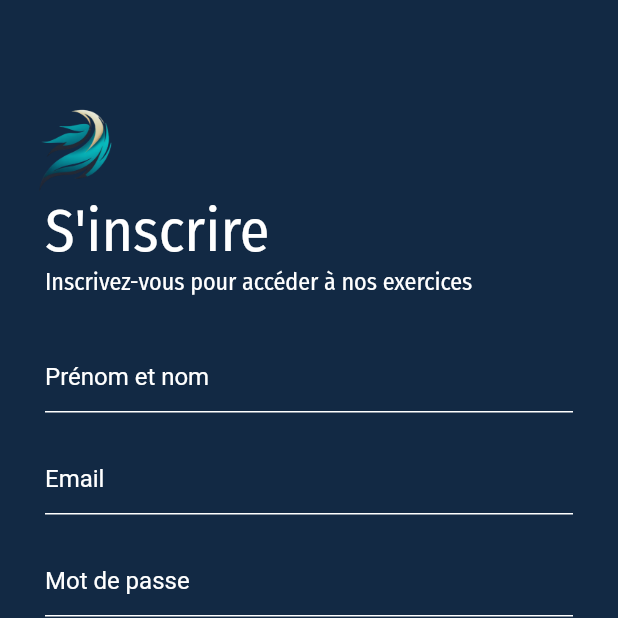
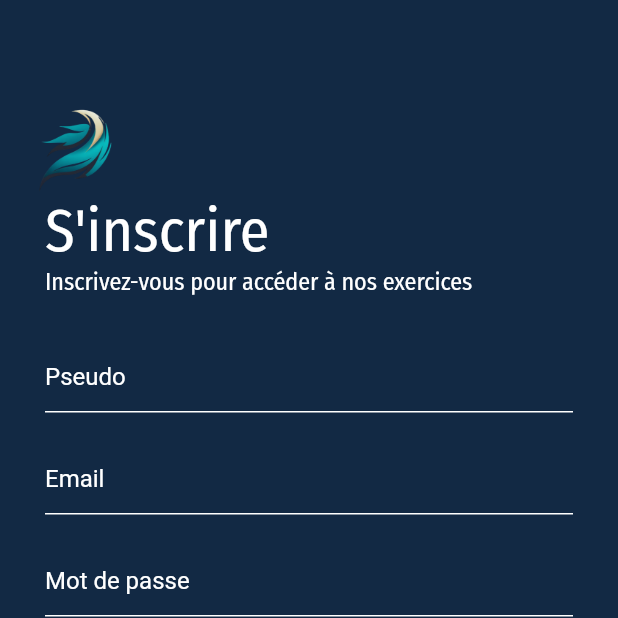
Before and after one commit to maxencelgy/sante-conectee, a Flutter app: the InscriptionPage screen opened by its route, on a phone screen of 412 x 824 dp, the top half of it. Run offline on Flutter 3.47's test engine with Material 2 defaults, Android fonts, the phone set to English and light mode, and no system bars; our stand-ins replace assets_audio_player, auto_size_text, floating_bottom_navigation_bar, flutter_blue, font_awesome_flutter, from_css_color and 6 more; missing offline and left inert: json_path; accounts and stored records are empty; network calls fail; project files that could hold a hidden picture were left out.

Commit message:
Username to Pseudo

```diff
--- a/lib/pages/connexion_page.dart
+++ b/lib/pages/connexion_page.dart
@@ -107,7 +107,7 @@ class _ConnexionPageState extends State<ConnexionPage> {
                         controller: _usernameController,
                         style: TextStyle(color: Colors.white),
                         decoration: InputDecoration(
-                            hintText: "Email",
+                            hintText: "Pseudo",
                             hintStyle: TextStyle(color: Colors.white),
                             enabledBorder: UnderlineInputBorder(
                                 borderSide: BorderSide(color: Colors.white))),
--- a/lib/pages/inscription_page.dart
+++ b/lib/pages/inscription_page.dart
@@ -114,7 +114,7 @@ class _InscriptionPageState extends State<InscriptionPage> {
                             color: Colors.white
                         ),
                         decoration: InputDecoration(
-                            hintText: "Prénom et nom",
+                            hintText: "Pseudo",
                             hintStyle: TextStyle(
                                 color: Colors.white
                             ),
```
